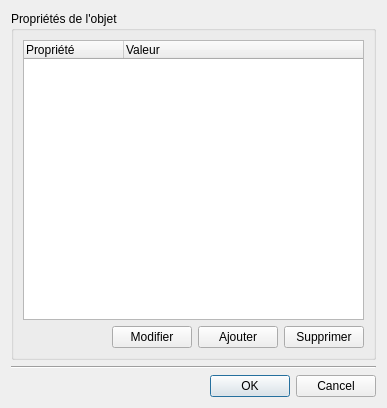
calaos/calaos_installer, file data/DialoGioProperties.ui: the form before one commit.
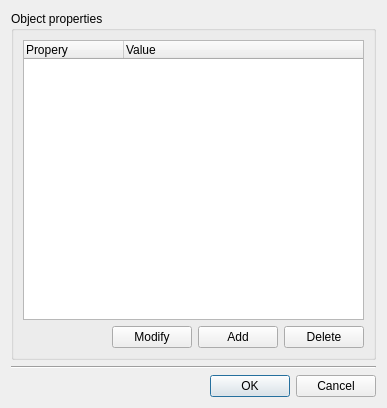
The form after the commit. Icons and pictures are not drawn.

Patch:
```diff
--- a/data/DialoGioProperties.ui
+++ b/data/DialoGioProperties.ui
@@ -27,7 +27,7 @@
    <item>
     <widget class="QGroupBox" name="groupBox">
      <property name="title">
-      <string>Propriétés de l'objet</string>
+      <string>Object properties</string>
      </property>
      <layout class="QVBoxLayout" name="verticalLayout">
       <item>
@@ -49,12 +49,12 @@
         </property>
         <column>
          <property name="text">
-          <string>Propriété</string>
+          <string>Propery</string>
          </property>
         </column>
         <column>
          <property name="text">
-          <string>Valeur</string>
+          <string>Value</string>
          </property>
         </column>
        </widget>
@@ -77,7 +77,7 @@
         <item>
          <widget class="QPushButton" name="modifyButton">
           <property name="text">
-           <string>Modifier</string>
+           <string>Modify</string>
           </property>
           <property name="icon">
            <iconset resource="resources.qrc">
@@ -88,7 +88,7 @@
         <item>
          <widget class="QPushButton" name="addButton">
           <property name="text">
-           <string>Ajouter</string>
+           <string>Add</string>
           </property>
           <property name="icon">
            <iconset resource="resources.qrc">
@@ -99,7 +99,7 @@
         <item>
          <widget class="QPushButton" name="delButton">
           <property name="text">
-           <string>Supprimer</string>
+           <string>Delete</string>
           </property>
           <property name="icon">
            <iconset resource="resources.qrc">
```
